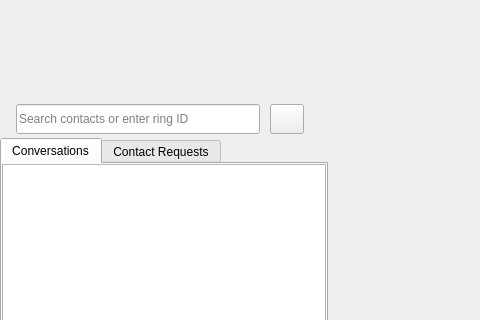
Before: the Qt Designer form callwidget.ui in savoirfairelinux/jami-client-windows, drawn with Qt 5; both pictures show x 0 to 480 and y 0 to 320 of the 1046 by 724 pixel window.
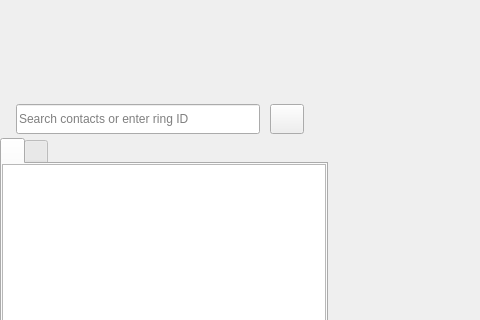
After: the same form once the commit is applied. Icons and pictures are not drawn. Custom widgets are drawn as their Qt base class.

Commit message:
replace text by icons on main tabs + ui fixes
Tabs are now smaller and use icons instead of text for "Conversations"
and "Contact requests" tabs. It gives a better looking UI and room for
 additional pages.

Moreover, tab switching was giving inconsistencies in many situations
between item selected on the left and what is displayed on the right
panel. Showing or hiding a widget on the right panel now depends on
the selection model of the list on the left. Consequently, clicking on
a back button now deselects the item on the left which is what switches
the view back to the welcome page.

What changed in the file:
```diff
--- a/callwidget.ui
+++ b/callwidget.ui
@@ -306,8 +306,21 @@
                <property name="currentIndex">
                 <number>0</number>
                </property>
-               <widget class="QWidget" name="mainTabMenuPage1_2">
+               <property name="iconSize">
+                <size>
+                 <width>24</width>
+                 <height>24</height>
+                </size>
+               </property>
+               <widget class="QWidget" name="mainTabMenuPage1">
+                <attribute name="icon">
+                 <iconset resource="ressources.qrc">
+                  <normaloff>:/images/icons/ic_chat_black_24dp_2x.png</normaloff>:/images/icons/ic_chat_black_24dp_2x.png</iconset>
+                </attribute>
                 <attribute name="title">
+                 <string/>
+                </attribute>
+                <attribute name="toolTip">
                  <string>Conversations</string>
                 </attribute>
                 <layout class="QVBoxLayout" name="verticalLayout_6">
@@ -352,7 +365,10 @@
                </widget>
                <widget class="QWidget" name="mainTabMenuPage2">
                 <attribute name="title">
-                 <string>Contact Requests</string>
+                 <string/>
+                </attribute>
+                <attribute name="toolTip">
+                 <string>Contact requests</string>
                 </attribute>
                 <layout class="QVBoxLayout" name="verticalLayout_7">
                  <property name="spacing">
```
Left out of the diff: 4 changed lines with no effect on the pictures. The commit also changes 6 other files.
